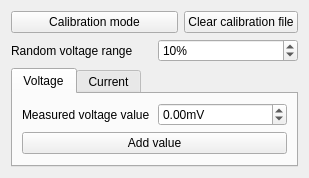
The window that software/voltamp/src/calibration_wnd.ui (z80/voltamper) describes before a commit, drawn with Qt 5.
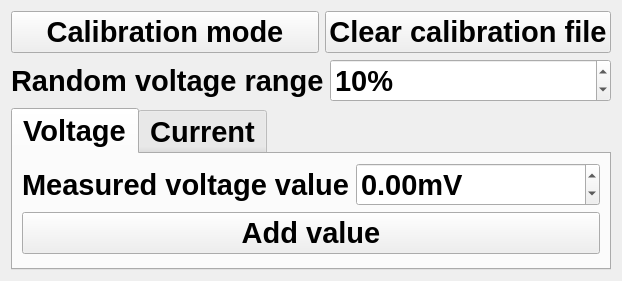
The same window after the commit.

Commit message: Increased font size. Added coulombs measurement.

```diff
--- a/software/voltamp/src/calibration_wnd.ui
+++ b/software/voltamp/src/calibration_wnd.ui
@@ -6,10 +6,17 @@
    <rect>
     <x>0</x>
     <y>0</y>
-    <width>309</width>
-    <height>177</height>
+    <width>622</width>
+    <height>281</height>
    </rect>
   </property>
+  <property name="font">
+   <font>
+    <pointsize>22</pointsize>
+    <weight>75</weight>
+    <bold>true</bold>
+   </font>
+  </property>
   <property name="windowTitle">
    <string>Calibration</string>
   </property>
```
The commit also changes 17 other files.
